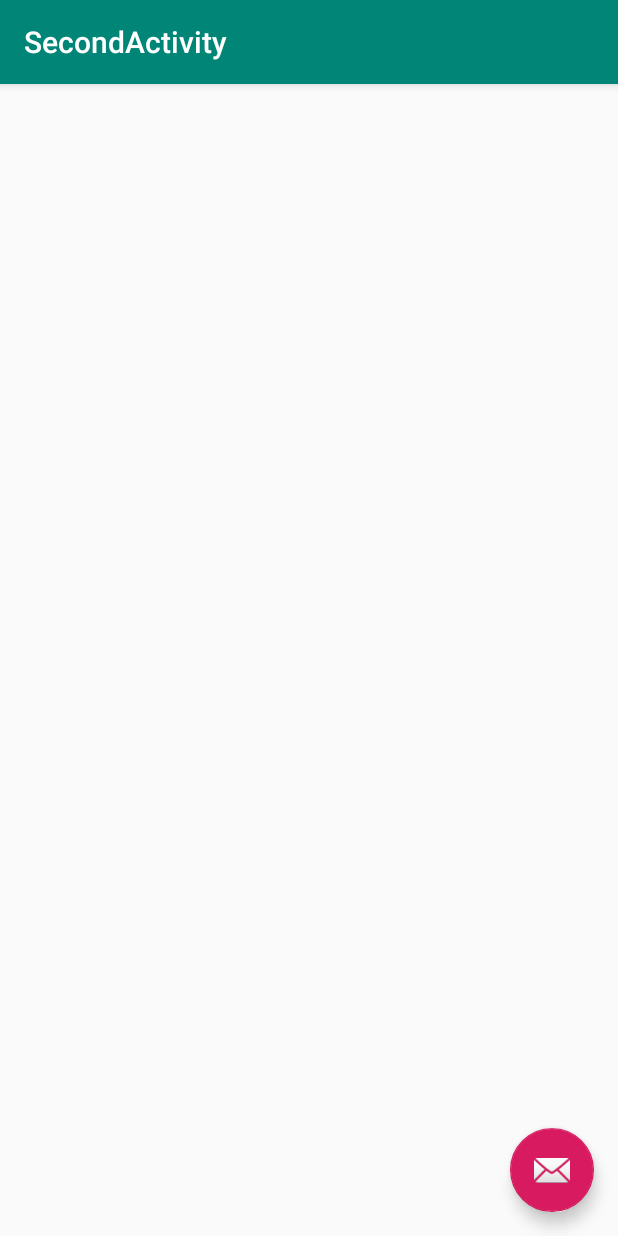
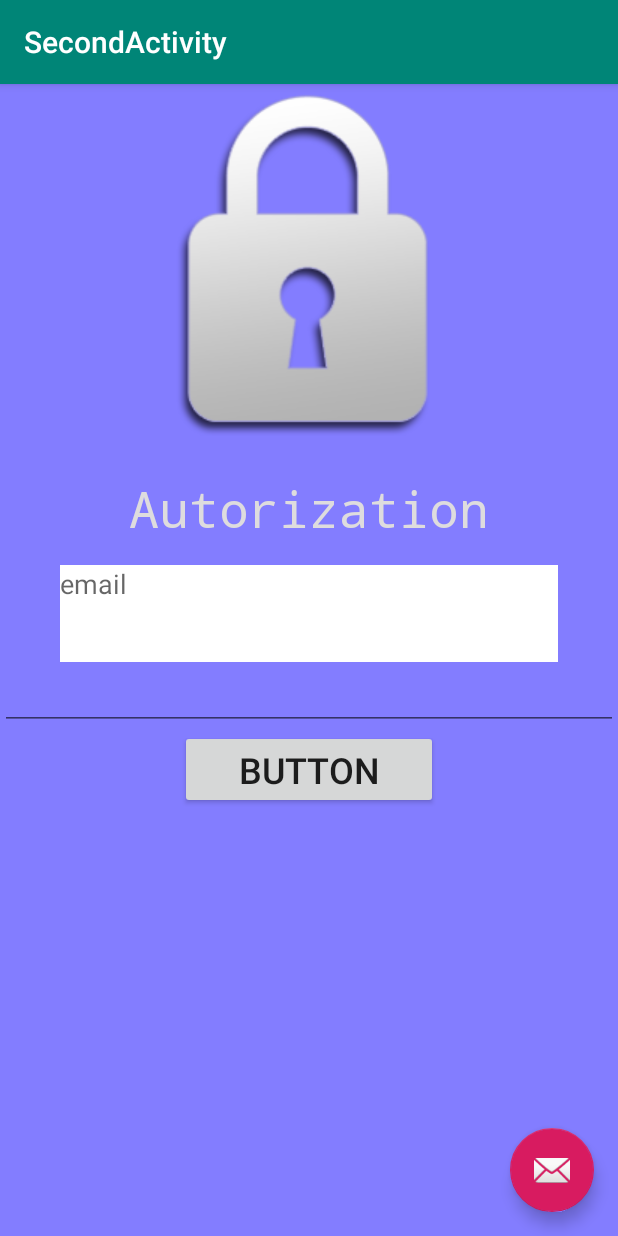
Before and after one commit to sher-machine/first-app, an Android app: the screen it shows after launch (SecondActivity), after a tap on an icon or button, on a phone screen of 412 x 824 dp. Run offline under Robolectric (Android 15) with nearby library versions, the phone set to English and light mode, and no system bars; 3 other taps on this screen came first.

Commit message:
second pretty page

```diff
--- a/app/src/main/java/com/example/testapp/MainActivity.java
+++ b/app/src/main/java/com/example/testapp/MainActivity.java
@@ -39,7 +39,7 @@ public class MainActivity extends AppCompatActivity {
                     @Override
                     public void onClick(View v) {
                         Intent intent= new Intent(".SecondActivity");           //класс для перехода да другую страницу
-                        startActivity(intent);
+                        startActivity(intent);      //запуск
                     }
                 }
         );
--- a/app/src/main/res/layout/activity_second.xml
+++ b/app/src/main/res/layout/activity_second.xml
@@ -4,7 +4,9 @@
     xmlns:tools="http://schemas.android.com/tools"
     android:layout_width="match_parent"
     android:layout_height="match_parent"
+    android:background="#837dff"
     tools:context=".SecondActivity">
+
 
     <com.google.android.material.appbar.AppBarLayout
         android:layout_width="match_parent"
@@ -30,4 +32,61 @@
         android:layout_margin="@dimen/fab_margin"
         app:srcCompat="@android:drawable/ic_dialog_email" />
 
+    <LinearLayout
+        android:layout_width="match_parent"
+        android:layout_height="match_parent"
+        android:backgroundTint="#837dff"
+        android:backgroundTintMode="screen"
+        android:orientation="vertical">
+
+        <ImageView
+            android:id="@+id/imageView"
+            android:layout_width="match_parent"
+            android:layout_height="wrap_content"
+            android:layout_marginTop="45sp"
+            app:srcCompat="@drawable/padlock_PNG9406" />
+
+        <TextView
+            android:id="@+id/textView"
+            android:layout_width="match_parent"
+            android:layout_height="wrap_content"
+            android:fontFamily="monospace"
+            android:text="Autorization"
+            android:padding="15sp"
+            android:textAlignment="center"
+            android:textAppearance="@style/TextAppearance.AppCompat.Large"
+            android:textColor="@color/colorGrey"
+            android:textSize="33sp" />
+
+        <EditText
+            android:id="@+id/editText4"
+            android:layout_width="match_parent"
+            android:layout_height="wrap_content"
+            android:layout_marginLeft="40sp"
+            android:layout_marginRight="40sp"
+            android:background="@color/colorWhite"
+            android:ems="10"
+            android:hint="email"
+            android:inputType="textEmailAddress"
+            android:paddingBottom="40sp"
+            android:textColor="#00BCD4" />
+
+
+        <EditText
+            android:id="@+id/editText5"
+            android:layout_width="match_parent"
+            android:layout_height="wrap_content"
+            android:ems="10"
+            android:inputType="textPassword" />
+
+        <Button
+            android:id="@+id/button2"
+            android:layout_width="match_parent"
+            android:layout_height="wrap_content"
+            android:layout_marginLeft="120sp"
+            android:layout_marginRight="120sp"
+            android:text="Button"
+            android:textSize="24sp" />
+    </LinearLayout>
+
 </androidx.coordinatorlayout.widget.CoordinatorLayout>
--- a/app/src/main/res/values/colors.xml
+++ b/app/src/main/res/values/colors.xml
@@ -1,6 +1,11 @@
 <?xml version="1.0" encoding="utf-8"?>
 <resources>
     <color name="colorPrimary">#008577</color>
-    <color name="colorPrimaryDark">#00574B</color>
+    <color name="colorPrimaryDark">#7cfff7</color>
     <color name="colorAccent">#D81B60</color>
+    <color name="colorBlue">#837dff</color>
+    <color name="colorWhite">#ffffff</color>
+    <color name="colorPink">#b92ed6</color>
+    <color name="colorGrey">#dedcde</color>
+
 </resources>
```
Also changed, not shown: app/src/main/res/drawable/fields.xml (added, +24 -0 lines), app/src/main/res/layout/activity_main.xml (+5 -4 lines), app/src/main/res/drawable/padlock_PNG9406.png (added).
